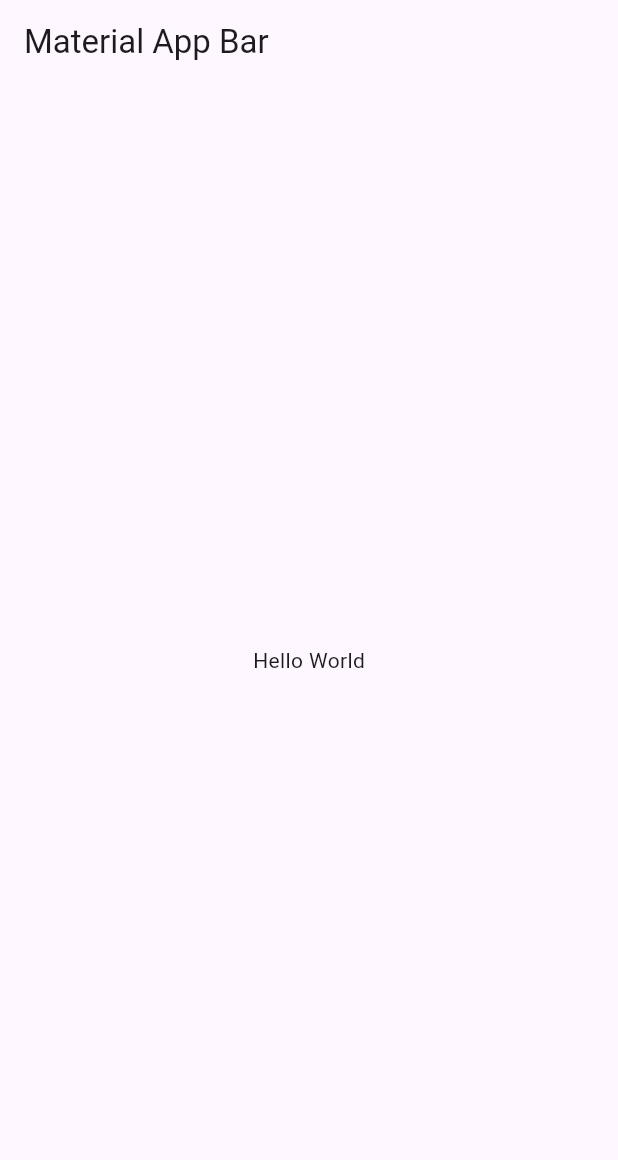
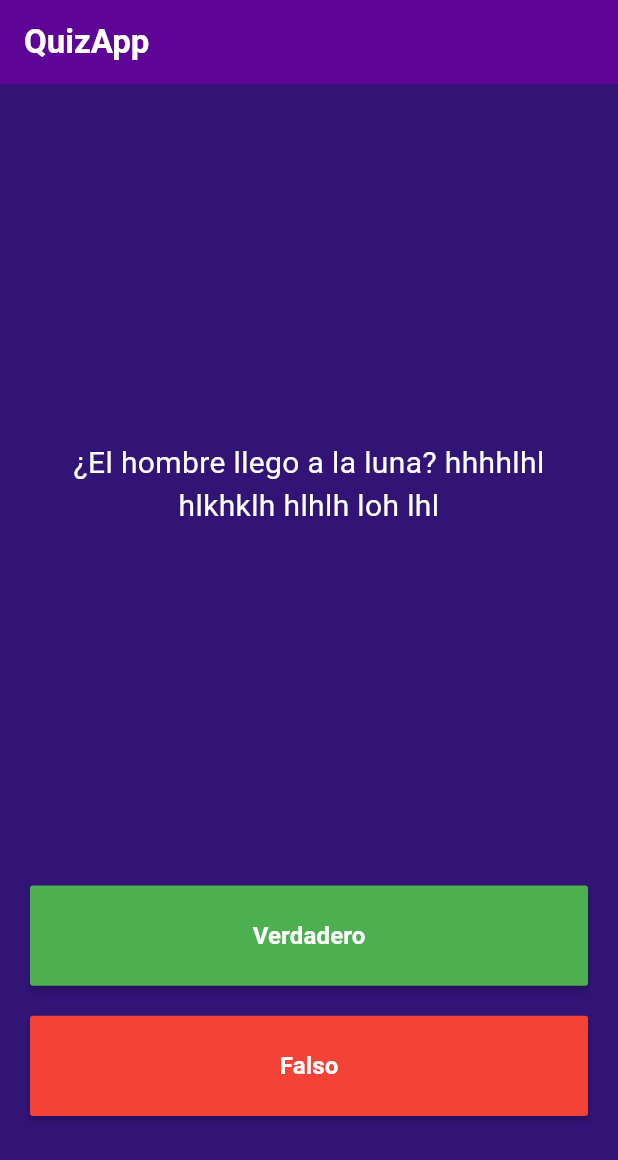
Before and after one commit to KeingCasabona/Tecsup-semana5-quizapp, a Flutter app: the screen it shows after launch, on a phone screen of 412 x 824 dp. Shown: the top 1160 px of the screen. Run offline on Flutter 3.47's test engine with Material 3 defaults, Android fonts, the phone set to English and light mode, and no system bars.

Commit message:
feat: Add base1 interfaz

```diff
--- a/lib/main.dart
+++ b/lib/main.dart
@@ -10,12 +10,77 @@ class MyApp extends StatelessWidget {
     return MaterialApp(
       debugShowCheckedModeBanner: false,
       title: 'Material App',
-      home: Scaffold(
-        appBar: AppBar(
-          title: const Text('Material App Bar'),
+      home: QuizPage(),
+    );
+  }
+}
+
+class QuizPage extends StatelessWidget {
+  const QuizPage({
+    super.key,
+  });
+
+  @override
+  Widget build(BuildContext context) {
+    return Scaffold(
+      backgroundColor: Color.fromARGB(255, 50, 20, 119),
+      appBar: AppBar(
+        title: const Text(
+          'QuizApp',
+          style: TextStyle(
+            color: Colors.white,
+            fontWeight: FontWeight.bold,
+          ),
         ),
-        body: const Center(
-          child: Text('Hello World'),
+        backgroundColor: Color.fromARGB(255, 94, 5, 152),
+      ),
+      body: Padding(
+        padding: const EdgeInsets.symmetric(horizontal: 20.0),
+        child: Column(
+          crossAxisAlignment: CrossAxisAlignment.stretch,
+          children: [
+            Expanded(
+              flex: 8,
+              child: Center(
+                child: Text(
+                  '¿El hombre llego a la luna? hhhhlhl hlkhklh hlhlh loh lhl  ',
+                  textAlign: TextAlign.center,
+                  style: TextStyle(
+                    fontSize: 20,
+                    color: Colors.white,
+                  ),
+                ),
+              ),
+            ),
+            Expanded(
+              child: MaterialButton(
+                onPressed: () {},
+                child: Text(
+                  'Verdadero',
+                  style: TextStyle(
+                      color: Colors.white,
+                      fontWeight: FontWeight.bold,
+                      fontSize: 16),
+                ),
+                color: Colors.green,
+              ),
+            ),
+            SizedBox(height: 20),
+            Expanded(
+              child: MaterialButton(
+                onPressed: () {},
+                child: Text(
+                  'Falso',
+                  style: TextStyle(
+                      color: Colors.white,
+                      fontWeight: FontWeight.bold,
+                      fontSize: 16),
+                ),
+                color: Colors.red,
+              ),
+            ),
+            SizedBox(height: 80),
+          ],
         ),
       ),
     );
```
